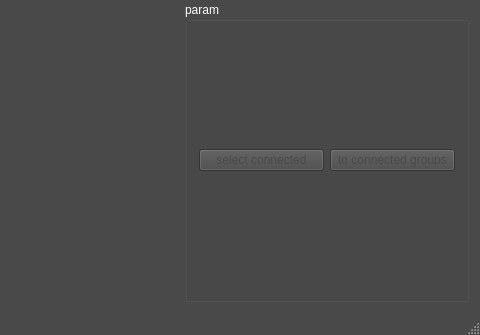
The window that sewingeditor.ui (dolphin-li/SewingEditor) describes before a commit, drawn with Qt 5; both pictures show x 606 to 1086 and y 538 to 873 of the 1086 by 873 pixel window.
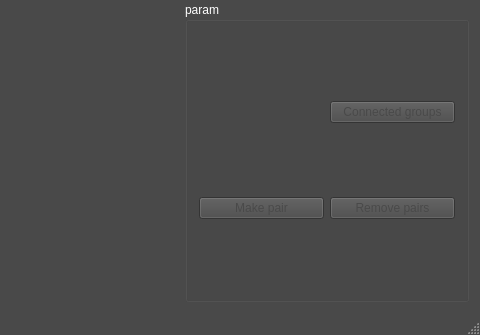
The same window after the commit. Custom widgets are drawn as their Qt base class.

Patch:
```diff
--- a/sewingeditor.ui
+++ b/sewingeditor.ui
@@ -967,17 +967,39 @@
         <string>param</string>
        </property>
        <layout class="QGridLayout" name="gridLayout_4">
-        <item row="0" column="0">
-         <widget class="QPushButton" name="pbSelectConnected">
-          <property name="text">
-           <string>select connected</string>
-          </property>
-         </widget>
-        </item>
         <item row="0" column="1">
          <widget class="QPushButton" name="pbToConnectedGroups">
           <property name="text">
-           <string>to connected groups</string>
+           <string>Connected groups</string>
+          </property>
+          <property name="shortcut">
+           <string>Alt+C</string>
+          </property>
+         </widget>
+        </item>
+        <item row="1" column="0">
+         <widget class="QPushButton" name="pbMakePair">
+          <property name="toolTip">
+           <string>make selected poly edges to pairs (ALT+M)</string>
+          </property>
+          <property name="text">
+           <string>Make pair</string>
+          </property>
+          <property name="shortcut">
+           <string>Alt+M</string>
+          </property>
+         </widget>
+        </item>
+        <item row="1" column="1">
+         <widget class="QPushButton" name="pbRemovePairs">
+          <property name="toolTip">
+           <string>remove selected pairs</string>
+          </property>
+          <property name="text">
+           <string>Remove pairs</string>
+          </property>
+          <property name="shortcut">
+           <string>Alt+R</string>
           </property>
          </widget>
         </item>
```
Left out of the diff: 12 changed lines with no effect on the pictures.
